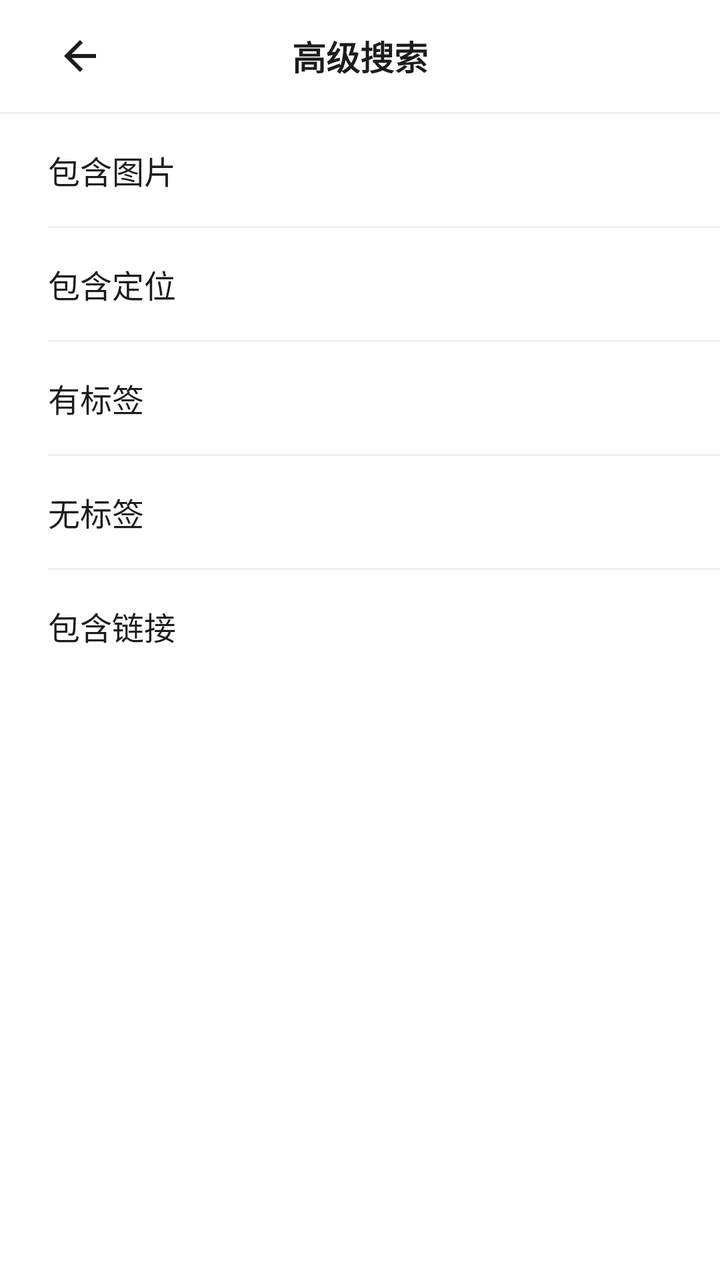
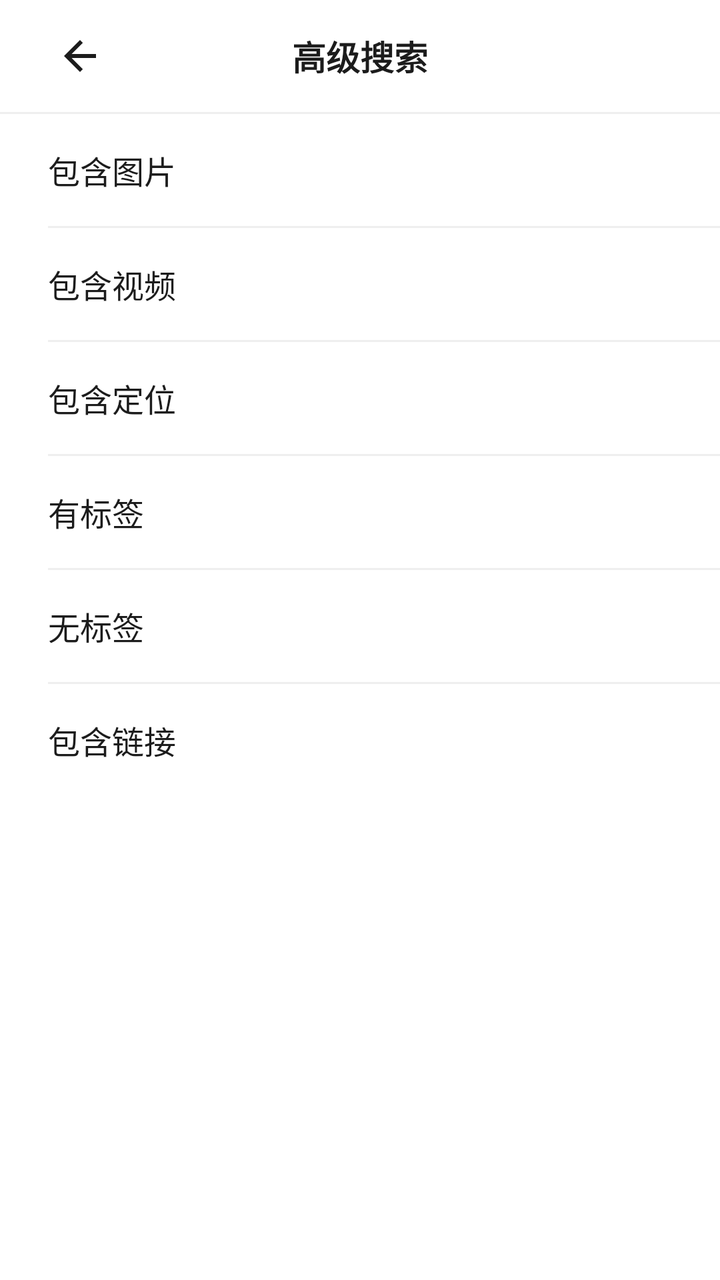

Compare the two renders of this Android layout. The source of the first and the diff that turns it into the second are given below.
<!-- AndroidManifest.xml: application theme Theme.WuDiary -->
<!-- res/layout/activity_search_filter.xml -->
<?xml version="1.0" encoding="utf-8"?>
<LinearLayout xmlns:android="http://schemas.android.com/apk/res/android"
    xmlns:app="http://schemas.android.com/apk/res-auto"
    android:layout_width="match_parent"
    android:layout_height="match_parent"
    android:background="@color/background"
    android:orientation="vertical">

    <FrameLayout
        android:layout_width="match_parent"
        android:layout_height="56dp">

        <ImageButton
            android:id="@+id/btnBack"
            android:layout_width="48dp"
            android:layout_height="48dp"
            android:layout_gravity="start|center_vertical"
            android:layout_marginStart="16dp"
            android:background="?attr/selectableItemBackgroundBorderless"
            android:contentDescription="@string/back"
            android:scaleType="centerInside"
            android:src="@drawable/ic_back"
            app:tint="@color/text_primary" />

        <TextView
            android:layout_width="wrap_content"
            android:layout_height="wrap_content"
            android:layout_gravity="center"
            android:text="@string/advanced_search"
            android:textColor="@color/text_primary"
            android:textSize="17sp"
            android:textStyle="bold" />
    </FrameLayout>

    <View
        android:layout_width="match_parent"
        android:layout_height="1dp"
        android:background="@color/divider" />

    <LinearLayout
        android:id="@+id/rowImage"
        android:layout_width="match_parent"
        android:layout_height="56dp"
        android:background="?attr/selectableItemBackground"
        android:clickable="true"
        android:focusable="true"
        android:gravity="center_vertical"
        android:orientation="horizontal"
        android:paddingStart="24dp"
        android:paddingEnd="24dp">

        <TextView
            android:layout_width="0dp"
            android:layout_height="wrap_content"
            android:layout_weight="1"
            android:text="@string/filter_has_image"
            android:textColor="@color/text_primary"
            android:textSize="16sp" />

        <ImageView
            android:id="@+id/checkImage"
            android:layout_width="20dp"
            android:layout_height="20dp"
            android:importantForAccessibility="no"
            android:src="@drawable/ic_check"
            android:visibility="gone"
            app:tint="@color/text_primary" />
    </LinearLayout>

    <View
        android:layout_width="match_parent"
        android:layout_height="1dp"
        android:layout_marginStart="24dp"
        android:background="@color/divider" />

    <LinearLayout
        android:id="@+id/rowLocation"
        android:layout_width="match_parent"
        android:layout_height="56dp"
        android:background="?attr/selectableItemBackground"
        android:clickable="true"
        android:focusable="true"
        android:gravity="center_vertical"
        android:orientation="horizontal"
        android:paddingStart="24dp"
        android:paddingEnd="24dp">

        <TextView
            android:layout_width="0dp"
            android:layout_height="wrap_content"
            android:layout_weight="1"
            android:text="@string/filter_has_location"
            android:textColor="@color/text_primary"
            android:textSize="16sp" />

        <ImageView
            android:id="@+id/checkLocation"
            android:layout_width="20dp"
            android:layout_height="20dp"
            android:importantForAccessibility="no"
            android:src="@drawable/ic_check"
            android:visibility="gone"
            app:tint="@color/text_primary" />
    </LinearLayout>

    <View
        android:layout_width="match_parent"
        android:layout_height="1dp"
        android:layout_marginStart="24dp"
        android:background="@color/divider" />

    <LinearLayout
        android:id="@+id/rowTag"
        android:layout_width="match_parent"
        android:layout_height="56dp"
        android:background="?attr/selectableItemBackground"
        android:clickable="true"
        android:focusable="true"
        android:gravity="center_vertical"
        android:orientation="horizontal"
        android:paddingStart="24dp"
        android:paddingEnd="24dp">

        <TextView
            android:layout_width="0dp"
            android:layout_height="wrap_content"
            android:layout_weight="1"
            android:text="@string/filter_has_tag"
            android:textColor="@color/text_primary"
            android:textSize="16sp" />

        <ImageView
            android:id="@+id/checkTag"
            android:layout_width="20dp"
            android:layout_height="20dp"
            android:importantForAccessibility="no"
            android:src="@drawable/ic_check"
            android:visibility="gone"
            app:tint="@color/text_primary" />
    </LinearLayout>

    <View
        android:layout_width="match_parent"
        android:layout_height="1dp"
        android:layout_marginStart="24dp"
        android:background="@color/divider" />

    <LinearLayout
        android:id="@+id/rowNoTag"
        android:layout_width="match_parent"
        android:layout_height="56dp"
        android:background="?attr/selectableItemBackground"
        android:clickable="true"
        android:focusable="true"
        android:gravity="center_vertical"
        android:orientation="horizontal"
        android:paddingStart="24dp"
        android:paddingEnd="24dp">

        <TextView
            android:layout_width="0dp"
            android:layout_height="wrap_content"
            android:layout_weight="1"
            android:text="@string/filter_no_tag"
            android:textColor="@color/text_primary"
            android:textSize="16sp" />

        <ImageView
            android:id="@+id/checkNoTag"
            android:layout_width="20dp"
            android:layout_height="20dp"
            android:importantForAccessibility="no"
            android:src="@drawable/ic_check"
            android:visibility="gone"
            app:tint="@color/text_primary" />
    </LinearLayout>

    <View
        android:layout_width="match_parent"
        android:layout_height="1dp"
        android:layout_marginStart="24dp"
        android:background="@color/divider" />

    <LinearLayout
        android:id="@+id/rowLink"
        android:layout_width="match_parent"
        android:layout_height="56dp"
        android:background="?attr/selectableItemBackground"
        android:clickable="true"
        android:focusable="true"
        android:gravity="center_vertical"
        android:orientation="horizontal"
        android:paddingStart="24dp"
        android:paddingEnd="24dp">

        <TextView
            android:layout_width="0dp"
            android:layout_height="wrap_content"
            android:layout_weight="1"
            android:text="@string/filter_has_link"
            android:textColor="@color/text_primary"
            android:textSize="16sp" />

        <ImageView
            android:id="@+id/checkLink"
            android:layout_width="20dp"
            android:layout_height="20dp"
            android:importantForAccessibility="no"
            android:src="@drawable/ic_check"
            android:visibility="gone"
            app:tint="@color/text_primary" />
    </LinearLayout>

</LinearLayout>
<!-- resources referenced by this layout -->
<resources>
  <color name="background">#FFFFFF</color>
  <color name="divider">#EFEFEF</color>
  <color name="text_primary">#1C1C1C</color>
  <!-- drawable ic_back (drawable) -->
  <?xml version="1.0" encoding="utf-8"?>
  <vector xmlns:android="http://schemas.android.com/apk/res/android"
      android:width="24dp"
      android:height="24dp"
      android:viewportWidth="24"
      android:viewportHeight="24">
      <path
          android:fillColor="#FF000000"
          android:pathData="M20,11H7.83l5.59,-5.59L12,4l-8,8 8,8 1.41,-1.41L7.83,13H20v-2z" />
  </vector>
  <!-- drawable ic_check (drawable) -->
  <?xml version="1.0" encoding="utf-8"?>
  <vector xmlns:android="http://schemas.android.com/apk/res/android"
      android:width="24dp"
      android:height="24dp"
      android:viewportWidth="24"
      android:viewportHeight="24">
      <path
          android:fillColor="#00000000"
          android:pathData="M5,12.5 L9.5,17 L19,7"
          android:strokeColor="#1C1C1C"
          android:strokeLineCap="round"
          android:strokeLineJoin="round"
          android:strokeWidth="2" />
  </vector>
  <string name="advanced_search">高级搜索</string>
  <string name="back">返回</string>
  <string name="filter_has_image">包含图片</string>
  <string name="filter_has_link">包含链接</string>
  <string name="filter_has_location">包含定位</string>
  <string name="filter_has_tag">有标签</string>
  <string name="filter_no_tag">无标签</string>
  <style name="Theme.WuDiary" parent="Theme.Material3.Light.NoActionBar">
          <item name="colorPrimary">@color/primary</item>
          <item name="colorOnPrimary">@android:color/white</item>
          <item name="colorSurface">@color/surface</item>
          <item name="android:windowBackground">@color/background</item>
          <item name="android:statusBarColor">@color/background</item>
          <item name="android:windowLightStatusBar">true</item>
          <item name="android:navigationBarColor">@color/background</item>
          
          <item name="alertDialogTheme">@style/Theme.WuDiary.Dialog</item>
          <item name="android:alertDialogTheme">@style/Theme.WuDiary.Dialog</item>
      </style>
  <color name="primary">#1C1C1C</color>
  <color name="surface">#FFFFFF</color>
  <style name="Theme.WuDiary.Dialog" parent="Theme.MaterialComponents.Light.Dialog.Alert">
          <item name="android:windowBackground">@drawable/bg_dialog</item>
          <item name="android:backgroundDimAmount">0.3</item>
          <item name="colorPrimary">@color/primary</item>
          <item name="colorOnPrimary">@android:color/white</item>
          <item name="colorSurface">@color/surface</item>
          <item name="android:textColorPrimary">@color/text_primary</item>
          <item name="android:textColorSecondary">@color/text_secondary</item>
      </style>
  <!-- drawable bg_dialog (drawable) -->
  <?xml version="1.0" encoding="utf-8"?>
  <shape xmlns:android="http://schemas.android.com/apk/res/android"
      android:shape="rectangle">
      <solid android:color="@color/surface" />
      <corners android:radius="22dp" />
  </shape>
  <color name="text_secondary">#BDBDBD</color>
</resources>

<!-- the commit's change to res/layout/activity_search_filter.xml (unified diff, before → after) -->
@@ -74,6 +74,42 @@
         android:background="@color/divider" />
 
     <LinearLayout
+        android:id="@+id/rowVideo"
+        android:layout_width="match_parent"
+        android:layout_height="56dp"
+        android:background="?attr/selectableItemBackground"
+        android:clickable="true"
+        android:focusable="true"
+        android:gravity="center_vertical"
+        android:orientation="horizontal"
+        android:paddingStart="24dp"
+        android:paddingEnd="24dp">
+
+        <TextView
+            android:layout_width="0dp"
+            android:layout_height="wrap_content"
+            android:layout_weight="1"
+            android:text="@string/filter_has_video"
+            android:textColor="@color/text_primary"
+            android:textSize="16sp" />
+
+        <ImageView
+            android:id="@+id/checkVideo"
+            android:layout_width="20dp"
+            android:layout_height="20dp"
+            android:importantForAccessibility="no"
+            android:src="@drawable/ic_check"
+            android:visibility="gone"
+            app:tint="@color/text_primary" />
+    </LinearLayout>
+
+    <View
+        android:layout_width="match_parent"
+        android:layout_height="1dp"
+        android:layout_marginStart="24dp"
+        android:background="@color/divider" />
+
+    <LinearLayout
         android:id="@+id/rowLocation"
         android:layout_width="match_parent"
         android:layout_height="56dp"
<!-- resource entries referenced after the edit -->
@@ -35,6 +35,7 @@
   <string name="filter_has_link">包含链接</string>
   <string name="filter_has_location">包含定位</string>
   <string name="filter_has_tag">有标签</string>
+  <string name="filter_has_video">包含视频</string>
   <string name="filter_no_tag">无标签</string>
   <style name="Theme.WuDiary" parent="Theme.Material3.Light.NoActionBar">
           <item name="colorPrimary">@color/primary</item>
